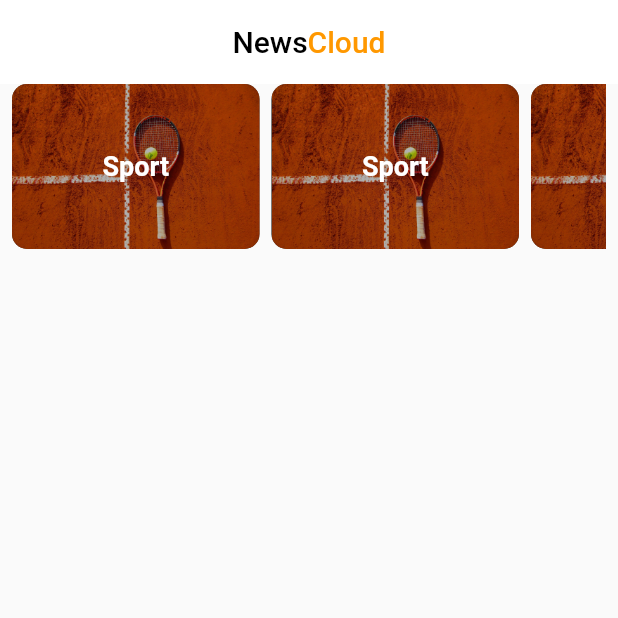
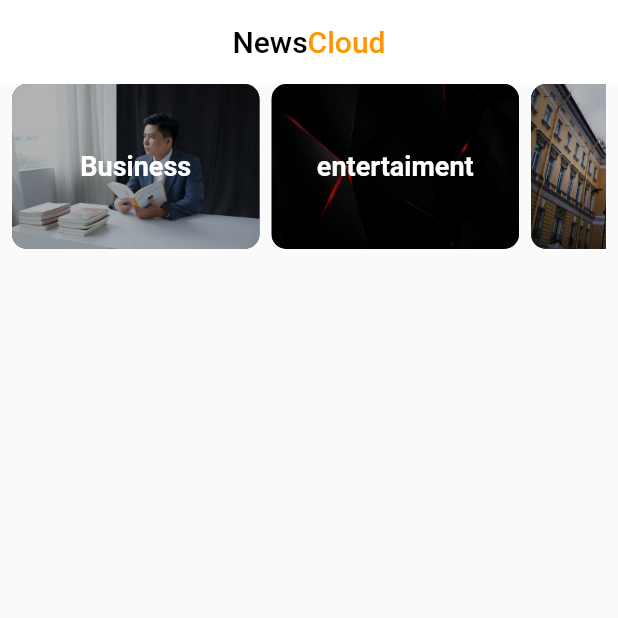
Before and after one commit to Rajab-Alkahef/news_api, a Flutter app: the screen it shows after launch, on a phone screen of 412 x 824 dp, the top half of it. Run offline on Flutter 3.47's test engine with Material 2 defaults, Android fonts, the phone set to English and light mode, and no system bars.

Commit message:
finishing category list view

```diff
--- /dev/null
+++ b/lib/model/category_model.dart
@@ -0,0 +1,6 @@
+class CategortyModel {
+  final String image;
+  final String categoryName;
+
+  const CategortyModel({required this.image, required this.categoryName});
+}
--- a/lib/views/home_view.dart
+++ b/lib/views/home_view.dart
@@ -1,5 +1,5 @@
 import 'package:flutter/material.dart';
-import 'package:news_app_ui_setup/widgets/category_card.dart';
+import 'package:news_app_ui_setup/widgets/categories_list_view.dart';
 
 class HomeView extends StatelessWidget {
   const HomeView({super.key});
@@ -12,7 +12,7 @@ class HomeView extends StatelessWidget {
           backgroundColor: Colors.white,
           elevation: 0,
           centerTitle: true,
-          title: Row(
+          title: const Row(
             mainAxisAlignment: MainAxisAlignment.center,
             children: [
               Text(
@@ -28,21 +28,7 @@ class HomeView extends StatelessWidget {
             ],
           ),
         ),
-        body: SizedBox(
-          height: 110,
-          child: Padding(
-            padding: const EdgeInsets.symmetric(horizontal: 8.0),
-            child: ListView.builder(
-                scrollDirection: Axis.horizontal,
-                itemCount: 5,
-                itemBuilder: (context, index) {
-                  return Padding(
-                    padding: const EdgeInsets.only(right: 8.0),
-                    child: CategortyCard(),
-                  );
-                }),
-          ),
-        ),
+        body: const CategoriesListView(),
       ),
     );
   }
--- /dev/null
+++ b/lib/widgets/categories_list_view.dart
@@ -0,0 +1,59 @@
+import 'package:flutter/material.dart';
+import 'package:news_app_ui_setup/model/category_model.dart';
+import 'package:news_app_ui_setup/widgets/category_card.dart';
+
+class CategoriesListView extends StatelessWidget {
+  const CategoriesListView({
+    super.key,
+  });
+  final List<CategortyModel> category = const [
+    CategortyModel(
+      image: 'assets/business.jpg',
+      categoryName: 'Business',
+    ),
+    CategortyModel(
+      image: 'assets/entertaiment.jpg',
+      categoryName: 'entertaiment',
+    ),
+    CategortyModel(
+      image: 'assets/general.jpg',
+      categoryName: 'general',
+    ),
+    CategortyModel(
+      image: 'assets/health.jpg',
+      categoryName: 'health',
+    ),
+    CategortyModel(
+      image: 'assets/science.jpg',
+      categoryName: 'science',
+    ),
+    CategortyModel(
+      image: 'assets/sport.jpg',
+      categoryName: 'sport',
+    ),
+    CategortyModel(
+      image: 'assets/technology.jpg',
+      categoryName: 'technology',
+    ),
+  ];
+  @override
+  Widget build(BuildContext context) {
+    return SizedBox(
+      height: 110,
+      child: Padding(
+        padding: const EdgeInsets.symmetric(horizontal: 8.0),
+        child: ListView.builder(
+            scrollDirection: Axis.horizontal,
+            itemCount: category.length,
+            itemBuilder: (context, index) {
+              return Padding(
+                padding: const EdgeInsets.only(right: 8.0),
+                child: CategortyCard(
+                  category: category[index],
+                ),
+              );
+            }),
+      ),
+    );
+  }
+}
--- a/lib/widgets/category_card.dart
+++ b/lib/widgets/category_card.dart
@@ -1,8 +1,9 @@
 import 'package:flutter/material.dart';
+import 'package:news_app_ui_setup/model/category_model.dart';
 
 class CategortyCard extends StatelessWidget {
-  const CategortyCard({super.key});
-
+  const CategortyCard({super.key, required this.category});
+  final CategortyModel category;
   @override
   Widget build(BuildContext context) {
     return Container(
@@ -11,7 +12,7 @@ class CategortyCard extends StatelessWidget {
       decoration: BoxDecoration(
         image: DecorationImage(
           opacity: 0.7,
-          image: AssetImage('assets/sport.jpg'),
+          image: AssetImage(category.image),
           fit: BoxFit.fill,
         ),
         color: Colors.black,
@@ -19,8 +20,8 @@ class CategortyCard extends StatelessWidget {
       ),
       child: Center(
         child: Text(
-          'Sport',
-          style: TextStyle(
+          category.categoryName,
+          style: const TextStyle(
             color: Colors.white,
             fontSize: 18,
             fontWeight: FontWeight.bold,
```
